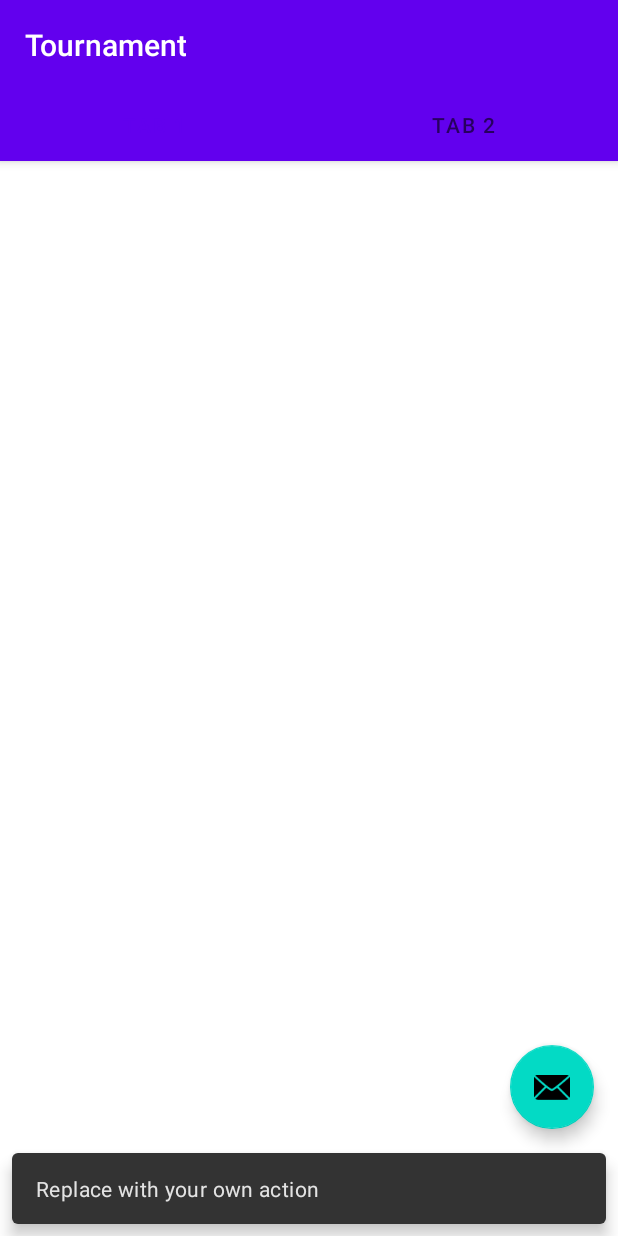
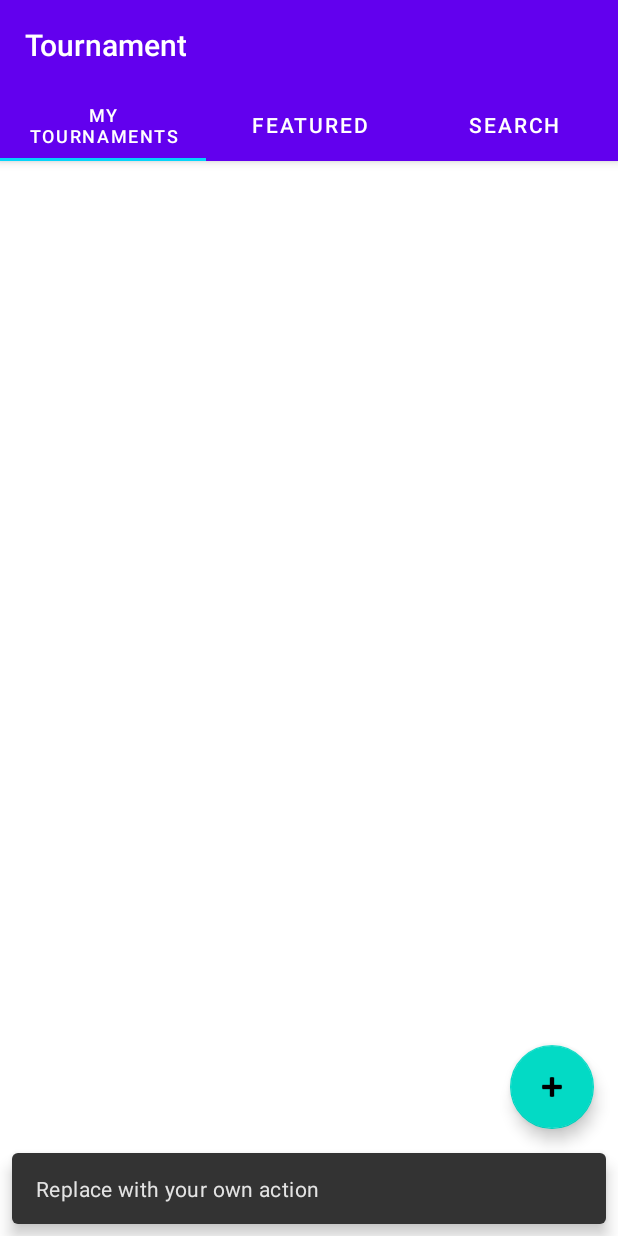
Before and after one commit to kenan724/Object-Oriented, an Android app: the screen it shows after launch (MainActivity), after a tap on an icon or button, on a phone screen of 412 x 824 dp. Run offline under Robolectric (Android 15) with nearby library versions, the phone set to English and light mode, and no system bars; 1 statement that could not run was skipped.

Commit message:
Added third tab
Added in the third tab, renmaed them, and added some customization.

```diff
--- a/app/src/main/java/com/example/tournament/MainActivity.java
+++ b/app/src/main/java/com/example/tournament/MainActivity.java
@@ -26,6 +26,7 @@ public class MainActivity extends AppCompatActivity {
         viewPager.setAdapter(sectionsPagerAdapter);
         TabLayout tabs = findViewById(R.id.tabs);
         tabs.setupWithViewPager(viewPager);
+        //We could make this the tournament creation button
         FloatingActionButton fab = findViewById(R.id.fab);
 
         fab.setOnClickListener(new View.OnClickListener() {
--- a/app/src/main/java/com/example/tournament/ui/main/SectionsPagerAdapter.java
+++ b/app/src/main/java/com/example/tournament/ui/main/SectionsPagerAdapter.java
@@ -17,11 +17,11 @@ import com.example.tournament.R;
 public class SectionsPagerAdapter extends FragmentPagerAdapter {
 
     @StringRes
-    private static final int[] TAB_TITLES = new int[]{R.string.tab_text_1, R.string.tab_text_2};
+    private static final int[] TAB_TITLES = new int[]{R.string.tab_text_1, R.string.tab_text_2, R.string.tab_text_3};
     private final Context mContext;
 
     public SectionsPagerAdapter(Context context, FragmentManager fm) {
-        super(fm);
+        super(fm, FragmentPagerAdapter.BEHAVIOR_RESUME_ONLY_CURRENT_FRAGMENT);
         mContext = context;
     }
 
@@ -29,6 +29,9 @@ public class SectionsPagerAdapter extends FragmentPagerAdapter {
     public Fragment getItem(int position) {
         // getItem is called to instantiate the fragment for the given page.
         // Return a PlaceholderFragment (defined as a static inner class below).
+
+
+        //TODO make this create our own personalized tabs.
         return PlaceholderFragment.newInstance(position + 1);
     }
 
@@ -41,6 +44,6 @@ public class SectionsPagerAdapter extends FragmentPagerAdapter {
     @Override
     public int getCount() {
         // Show 2 total pages.
-        return 2;
+        return 3;
     }
 }
--- a/app/src/main/res/layout/activity_main.xml
+++ b/app/src/main/res/layout/activity_main.xml
@@ -25,7 +25,9 @@
             android:id="@+id/tabs"
             android:layout_width="match_parent"
             android:layout_height="wrap_content"
-            android:background="?attr/colorPrimary" />
+            android:background="?attr/colorPrimary"
+            app:tabIndicatorColor="#04D4FA"
+            app:tabTextColor="#FFFFFF" />
     </com.google.android.material.appbar.AppBarLayout>
 
     <androidx.viewpager.widget.ViewPager
@@ -40,5 +42,5 @@
         android:layout_height="wrap_content"
         android:layout_gravity="bottom|end"
         android:layout_margin="@dimen/fab_margin"
-        app:srcCompat="@android:drawable/ic_dialog_email" />
+        app:srcCompat="@android:drawable/ic_input_add" />
 </androidx.coordinatorlayout.widget.CoordinatorLayout>
--- a/app/src/main/res/values/strings.xml
+++ b/app/src/main/res/values/strings.xml
@@ -1,5 +1,6 @@
 <resources>
     <string name="app_name">Tournament</string>
-    <string name="tab_text_1">Tab 1</string>
-    <string name="tab_text_2">Tab 2</string>
+    <string name="tab_text_1">My Tournaments</string>
+    <string name="tab_text_2">Featured</string>
+    <string name="tab_text_3">Search</string>
 </resources>
```
